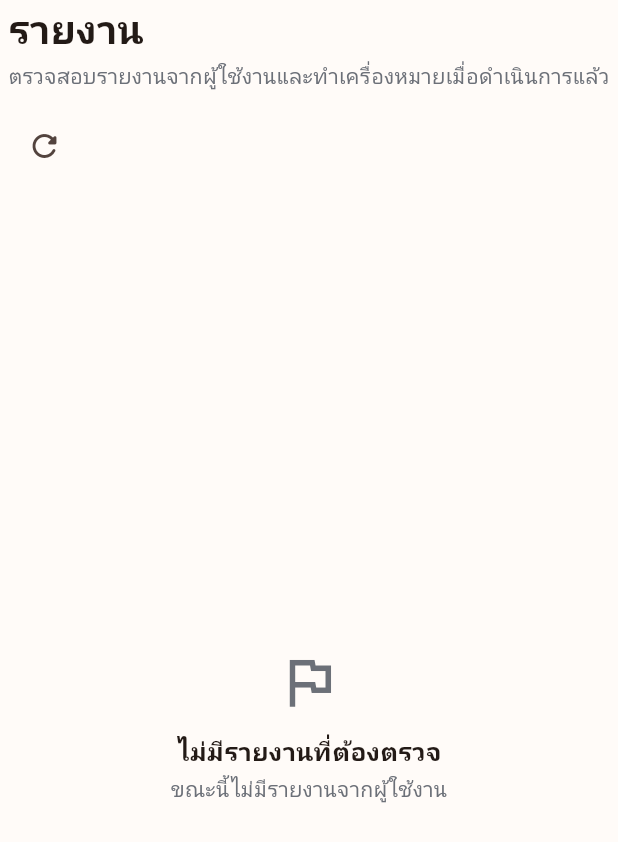
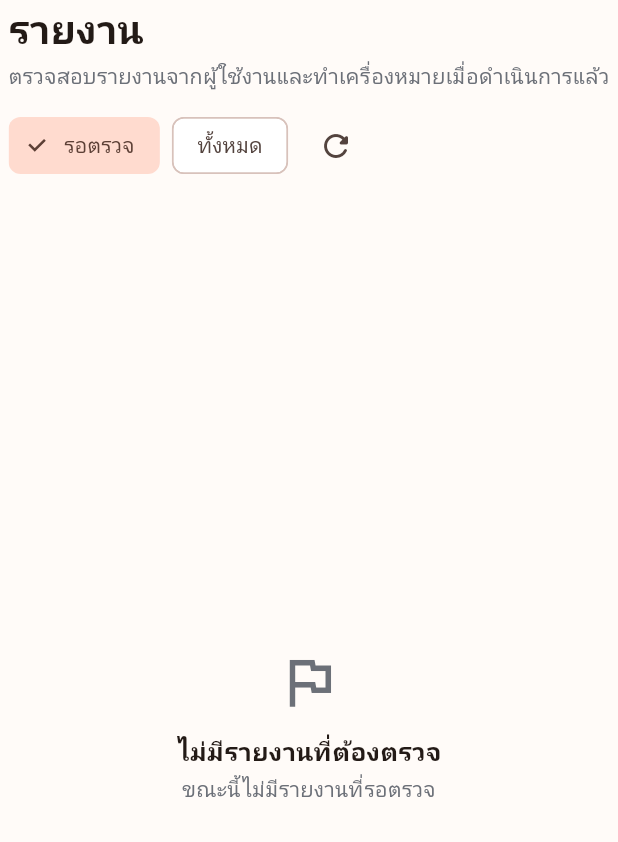
Before and after one commit to hynhcybtp5-source/suikai, a Flutter app: the _Reports widget shown alone on an empty page, opened directly with empty values, on a phone screen of 412 x 824 dp. Shown: the top 842 px of the screen. Run offline on Flutter 3.47's test engine with Material 3 defaults, Android fonts, the phone set to English and light mode, and no system bars; our stand-ins replace app_links, camera, flutter_map, geolocator, image_picker, latlong2 and 5 more; missing offline and left inert: camera_android, dart:html, dart:ui_web, video_compress, webview_flutter_android, webview_flutter_wkwebview; accounts and stored records are empty; network calls fail; statements that could not run were skipped.

Commit message:
feat: add report status and queue filters

```diff
--- a/lib/features/admin/admin_dashboard.dart
+++ b/lib/features/admin/admin_dashboard.dart
@@ -25,6 +25,18 @@ String adminLocationText(double? latitude, double? longitude) {
 /// Reviewed reports are final in the current moderation workflow.
 bool canMarkReportReviewed(Map<String, dynamic> report) =>
     report['reviewed'] != true;
+
+enum AdminReportFilter { pending, all }
+
+List<Map<String, dynamic>> filterAdminReports(
+  List<Map<String, dynamic>> reports,
+  AdminReportFilter filter,
+) => filter == AdminReportFilter.all
+    ? reports
+    : reports.where(canMarkReportReviewed).toList();
+
+String adminReportStatusLabel(Map<String, dynamic> report) =>
+    canMarkReportReviewed(report) ? 'รอตรวจ' : 'ตรวจแล้ว';
 
 Future<void> _showAdminFullScreenMap(
   BuildContext context, {
@@ -2879,6 +2891,7 @@ class _Reports extends StatefulWidget {
 
 class _ReportsState extends State<_Reports> {
   final Set<String> _reviewingIds = {};
+  AdminReportFilter _filter = AdminReportFilter.pending;
 
   Future<void> _markReviewed(String id) async {
     if (_reviewingIds.contains(id)) return;
@@ -2907,30 +2920,54 @@ class _ReportsState extends State<_Reports> {
   }
 
   @override
-  Widget build(BuildContext context) => Column(
+  Widget build(BuildContext context) {
+    final visibleReports = filterAdminReports(widget.rows, _filter);
+    return Column(
       children: [
         AdminPageTitle(
           title: 'รายงาน',
           description:
               'ตรวจสอบรายงานจากผู้ใช้งานและทำเครื่องหมายเมื่อดำเนินการแล้ว',
-        action: IconButton(
+          action: Wrap(
+            spacing: 8,
+            crossAxisAlignment: WrapCrossAlignment.center,
+            children: [
+              ChoiceChip(
+                label: const Text('รอตรวจ'),
+                selected: _filter == AdminReportFilter.pending,
+                onSelected: (_) =>
+                    setState(() => _filter = AdminReportFilter.pending),
+              ),
+              ChoiceChip(
+                label: const Text('ทั้งหมด'),
+                selected: _filter == AdminReportFilter.all,
+                onSelected: (_) =>
+                    setState(() => _filter = AdminReportFilter.all),
+              ),
+              IconButton(
                 tooltip: 'รีเฟรชรายงาน',
                 onPressed: widget.changed,
                 icon: const Icon(Icons.refresh_rounded),
               ),
+            ],
+          ),
         ),
         Expanded(
-        child: widget.rows.isEmpty
-            ? const AdminEmptyState(
+          child: visibleReports.isEmpty
+              ? AdminEmptyState(
                   icon: Icons.flag_outlined,
-                title: 'ไม่มีรายงานที่ต้องตรวจ',
-                message: 'ขณะนี้ไม่มีรายงานจากผู้ใช้งาน',
+                  title: _filter == AdminReportFilter.pending
+                      ? 'ไม่มีรายงานที่ต้องตรวจ'
+                      : 'ยังไม่มีรายงาน',
+                  message: _filter == AdminReportFilter.pending
+                      ? 'ขณะนี้ไม่มีรายงานที่รอตรวจ'
+                      : 'ขณะนี้ไม่มีรายงานจากผู้ใช้งาน',
                 )
               : ListView.separated(
-                itemCount: widget.rows.length,
+                  itemCount: visibleReports.length,
                   separatorBuilder: (_, _) => const SizedBox(height: 8),
                   itemBuilder: (_, i) {
-                  final r = widget.rows[i];
+                    final r = visibleReports[i];
                     final reviewed = r['reviewed'] == true;
                     final id = '${r['id']}';
                     final saving = _reviewingIds.contains(id);
@@ -2948,7 +2985,8 @@ class _ReportsState extends State<_Reports> {
                               },
                         title: Text('${r['reason']}'),
                         subtitle: Text(
-                        '${r['type']} • ${r['target_id']}\n${r['created_at']}',
+                          '${adminReportStatusLabel(r)} • ${r['type']} • '
+                          '${r['target_id']}\n${r['created_at']}',
                         ),
                         isThreeLine: true,
                         secondary: r['type'] == 'user'
@@ -2970,6 +3008,7 @@ class _ReportsState extends State<_Reports> {
         ),
       ],
     );
+  }
 }
 
 class _Categories extends StatelessWidget {
```
Also changed, not shown: 1 other file. Lines whose indentation alone changed are shown as unchanged.
